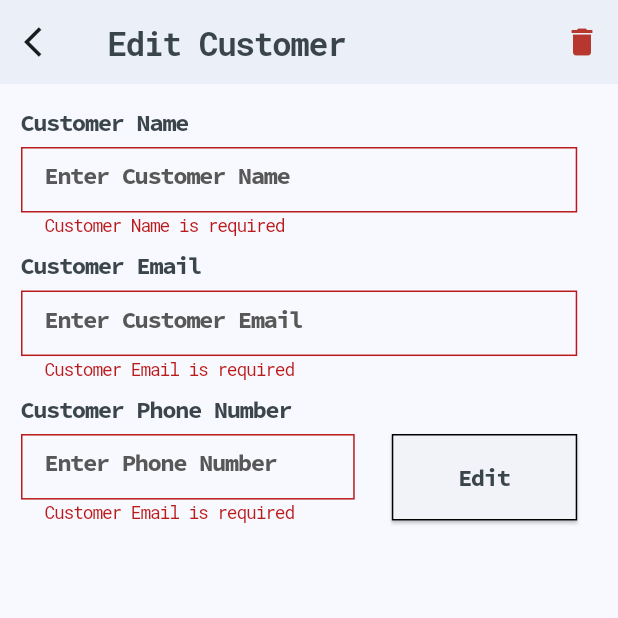
After one commit to tarunn04/invoicer, a Flutter app: the EditCustomer screen opened by its route, after a tap on "Edit", on a phone screen of 412 x 824 dp, the top half of it. The commit adds this screen. Run offline on Flutter 3.47's test engine with Material 2 defaults, Android fonts, the phone set to English and light mode, and no system bars; our stand-ins replace cloud_firestore, firebase_core, flutter_easyrefresh, fluttertoast, get, google_fonts and 1 more; accounts and stored records are empty; generated files the repository leaves out were written again.

Commit message:
Billing add customer and edit

```diff
--- /dev/null
+++ b/lib/controller/invoice_controller.dart
@@ -0,0 +1,66 @@
+import 'package:flutter/material.dart';
+import 'package:get/get.dart';
+import 'package:get/get_state_manager/get_state_manager.dart';
+
+class InvoiceController extends GetxController{
+
+  TextEditingController customerNameController = TextEditingController();
+  TextEditingController customerEmailController = TextEditingController();
+  TextEditingController customerPhoneController = TextEditingController();
+  RxMap customer = {}.obs;
+  RxBool isAdded = false.obs;
+
+  clearController(){
+    customerNameController.clear();
+    customerEmailController.clear();
+    customerPhoneController.clear();
+  }
+
+  String? validate(String? value, String text) {
+    if (value == null || value.isEmpty) {
+      return '$text is required';
+    }
+    return null;
+  }
+  String? validateEmail(String? value, String text) {
+    if (value == null || value.isEmpty) {
+      return '$text is required';
+    }
+    if(!GetUtils.isEmail(value)){
+      return "Enter a valid email";
+    }
+    return null;
+  }
+
+
+  String? validatePhone(String? value, String text) {
+    if (value == null || value.isEmpty) {
+      return '$text is required';
+    }
+    if(value.length != 10){
+      return "Enter a valid phone number";
+    }
+    return null;
+  }
+
+  Future<void> addCustomer(key) async{
+    if(key.currentState!.validate()){
+      customer['customerName'] = customerNameController.text.capitalizeFirst!.trim();
+      customer['customerEmail'] = customerEmailController.text;
+      customer['customerPhone'] = customerPhoneController.text;
+      isAdded.value = true;
+      Get.toNamed("billing");
+
+    }
+  }
+
+  Future<void> editCustomer(key) async{
+    if(key.currentState!.validate()){
+      customer['customerName'] = customerNameController.text.capitalizeFirst!.trim();
+      customer['customerEmail'] = customerEmailController.text;
+      customer['customerPhone'] = customerPhoneController.text;
+
+      Get.toNamed("billing");
+    }
+  }
+}
--- a/lib/controller/nav_bar_controller.dart
+++ b/lib/controller/nav_bar_controller.dart
@@ -6,6 +6,7 @@ import 'package:get/get.dart';
 import 'package:get/get_state_manager/get_state_manager.dart';
 import 'package:invoicer/screens/add_product.dart';
 import 'package:invoicer/screens/home_screen.dart';
+import 'package:invoicer/screens/billing.dart';
 import 'package:invoicer/screens/product_page.dart';
 
 class NavBarController extends GetxController{
@@ -19,7 +20,7 @@ class NavBarController extends GetxController{
   final List<Widget> pages = [
     HomeScreen(),
     ProductPage(),
-    AddProducts(),
+    Billing(),
     ProductPage(),
     ProductPage(),
   ];
--- a/lib/main.dart
+++ b/lib/main.dart
@@ -5,11 +5,12 @@ import 'package:invoicer/firebase_options.dart';
 import 'package:firebase_core/firebase_core.dart';
 import 'package:flutter/material.dart';
 import 'package:invoicer/routes/routes.dart';
+import 'package:invoicer/screens/add_customer.dart';
 import 'package:invoicer/screens/add_product.dart';
 import 'package:invoicer/screens/category_product.dart';
 import 'package:invoicer/screens/home_screen.dart';
 import 'package:invoicer/screens/invoice_generate.dart';
-import 'package:invoicer/screens/invoice_page.dart';
+import 'package:invoicer/screens/billing.dart';
 import 'package:invoicer/screens/login_page.dart';
 import 'package:invoicer/screens/nav_page.dart';
 import 'package:invoicer/screens/product_page.dart';
@@ -41,7 +42,7 @@ class MyApp extends StatelessWidget {
       debugShowCheckedModeBanner: false,
       initialRoute: "/",
       getPages: appRoutes(),
-      home: NavPage(),
+      home: Billing(),
     );
   }
 }
--- a/lib/routes/routes.dart
+++ b/lib/routes/routes.dart
@@ -1,5 +1,8 @@
 import 'package:get/get.dart';
+import 'package:invoicer/screens/add_customer.dart';
 import 'package:invoicer/screens/add_product.dart';
+import 'package:invoicer/screens/billing.dart';
+import 'package:invoicer/screens/edit_customer.dart';
 import 'package:invoicer/screens/edit_product.dart';
 import 'package:invoicer/screens/home_screen.dart';
 import 'package:invoicer/screens/product_page.dart';
@@ -31,6 +34,19 @@ GetPage(name: "/categoryProductPage",
   GetPage(name: "/navPage",
   page: () => NavPage(),
   ),
+  GetPage(name: "/addCustomer",
+  page: () => AddCustomer(),
+  ),
+
+  GetPage(name: "/editCustomer",
+  page: () => EditCustomer(),
+  ),
+
+
+  GetPage(name: "/billing",
+  page: () => Billing(),
+  ),
+
 
 ];
 //  GetPage(name: '/wallpaperPage',
--- /dev/null
+++ b/lib/screens/edit_customer.dart
@@ -0,0 +1,107 @@
+import 'package:flutter/material.dart';
+import 'package:get/get.dart';
+import 'package:get/get_core/src/get_main.dart';
+import 'package:invoicer/constants/colors.dart';
+import 'package:invoicer/constants/text_theme.dart';
+import 'package:invoicer/controller/invoice_controller.dart';
+import 'package:invoicer/controller/nav_bar_controller.dart';
+import 'package:invoicer/controller/product_controller.dart';
+import 'package:invoicer/widget/nav_bar.dart';
+
+import '../widget/custom_form_field.dart';
+import '../widget/custom_search_box.dart';
+
+class EditCustomer extends StatefulWidget {
+   EditCustomer({super.key});
+  @override
+  State<EditCustomer> createState() => _EditCustomerState();
+}
+
+class _EditCustomerState extends State<EditCustomer> {
+
+  final InvoiceController _invoiceController = Get.put(InvoiceController());
+  GlobalKey _formKey = GlobalKey<FormState>();
+  @override
+  Widget build(BuildContext context) {
+    var width = MediaQuery.of(context).size.width;
+    var height = MediaQuery.of(context).size.height;
+    return Scaffold(
+      appBar: AppBar(
+        elevation: 2,
+        title: Text("Edit Customer",style: MyTextTheme.bodyHead.copyWith(fontSize: 22)),
+        leading: IconButton(
+          onPressed: (){
+            Get.back();
+          },
+          icon: const Icon(Icons.arrow_back_ios),
+        ),
+        actions: [
+          IconButton(
+            onPressed: (){
+              _invoiceController.clearController();
+              _invoiceController.customer.clear();
+              _invoiceController.isAdded.value = false;
+              Get.back();
+            },
+            icon: const Icon(Icons.delete,color: Color.fromARGB(255, 183, 54, 45),),
+          ) ],
+      ),
+      body: Form(
+        key: _formKey,
+        child: Padding(
+          padding: const EdgeInsets.all(14.0),
+          child: Column(
+            crossAxisAlignment: CrossAxisAlignment.start,
+              children: [
+
+                CustomFormField(width: width, height: height,textBody: "Enter Customer Name",textHead: "Customer Name", controller: _invoiceController.customerNameController,
+
+                validator: (value) => _invoiceController.validate(value, "Customer Name"),
+
+                type: TextInputType.text,),
+
+                const SizedBox(height: 10,),
+
+
+                CustomFormField(width: width, height: height,textBody: "Enter Customer Email",textHead: "Customer Email",controller: _invoiceController.customerEmailController,
+                validator: (value) => _invoiceController.validateEmail(value, "Customer Email"), type: TextInputType.text,),
+
+                const SizedBox(height: 10,),
+
+
+                Row(
+                  crossAxisAlignment: CrossAxisAlignment.end,
+                  children: [
+                    CustomFormField(width: width*0.6, height: height,textBody: "Enter Phone Number",textHead: "Customer Phone Number",
+                    controller: _invoiceController.customerPhoneController,
+                     validator: (value) => _invoiceController.validatePhone(value, "Customer Email"), type: TextInputType.phone,),
+                    SizedBox(width: width*0.06,),
+                    SizedBox(
+                    width: width*0.3,
+                    height: height*0.07,
+                    child: ElevatedButton(
+                      onPressed: (){
+                        _invoiceController.editCustomer(_formKey);
+                      },
+                      style: ElevatedButton.styleFrom(
+
+                        shape: const RoundedRectangleBorder(
+                          side: BorderSide(
+                            width: 1,
+                          )
+
+                        )
+                      ),
+                      child:  Text("Edit",style: MyTextTheme.bodyText.copyWith(fontSize: 16),),
+                    ),
+                  ),
+                  ],
+                ),
+
+              ],
+          ),
+        )
+      ),
+    );
+  }
+}
```
Also changed, not shown: lib/model/customer.dart (added, +32 -0 lines), lib/screens/add_customer.dart (added, +103 -0 lines), lib/screens/billing.dart (renamed from lib/screens/invoice_page.dart, +37 -7 lines).
